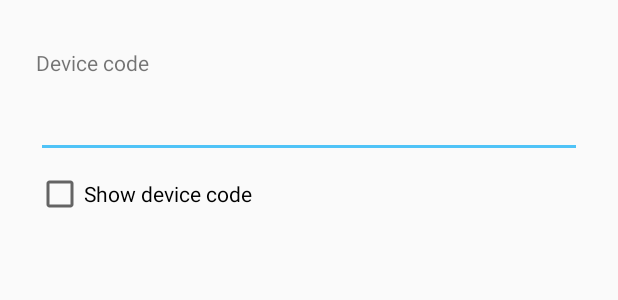
After one commit to xang555/HomethingApp, an Android app: the layout add_smart_device_dialog.xml on its own in the app's theme, with its tools: preview values and no code run, on a phone screen of 412 x 824 dp. The commit adds this screen. Shown: the top 300 px of the screen. Run offline under Robolectric (Android 15) with nearby library versions, the phone set to English and light mode, and no system bars.

Commit message:
# add sharecode

```diff
--- a/app/src/main/java/com/xang/laothing/Activity/BannerActivity.java
+++ b/app/src/main/java/com/xang/laothing/Activity/BannerActivity.java
@@ -53,7 +53,6 @@ public class BannerActivity extends AppCompatActivity {
 
     private void CheckAuthentication(){
 
-
       if (auth.getCurrentUser() !=null){
           //have login
           String uid = auth.getCurrentUser().getUid();
--- a/app/src/main/java/com/xang/laothing/Api/reponse/AddSmartDeviceResponse.java
+++ b/app/src/main/java/com/xang/laothing/Api/reponse/AddSmartDeviceResponse.java
@@ -23,10 +23,10 @@ public class AddSmartDeviceResponse {
         public String sdid;
         @SerializedName("type")
         public int type;
-        @SerializedName("regis")
-        public boolean regis;
         @SerializedName("nicname")
         public String name;
+        @SerializedName("sharecode")
+        public String sharecode;
 
     }
 
--- a/app/src/main/java/com/xang/laothing/Api/reponse/DevicesResponse.java
+++ b/app/src/main/java/com/xang/laothing/Api/reponse/DevicesResponse.java
@@ -25,8 +25,8 @@ public class DevicesResponse {
         public int type;
         @SerializedName("nicname")
         public String nicname;
-        @SerializedName("regis")
-        public boolean regis;
+        @SerializedName("sharecode")
+        public String sharecode;
 
     }
 
--- a/app/src/main/java/com/xang/laothing/Api/request/AddSmartDeviceRequest.java
+++ b/app/src/main/java/com/xang/laothing/Api/request/AddSmartDeviceRequest.java
@@ -10,9 +10,12 @@ public class AddSmartDeviceRequest {
 
     @SerializedName("sdid")
     public String sdid;
+    @SerializedName("sharecode")
+    public String sharecode;
 
-    public AddSmartDeviceRequest(String sdid){
+    public AddSmartDeviceRequest(String sdid, String sharecode){
         this.sdid = sdid;
+        this.sharecode = sharecode;
     }
 
 }
--- a/app/src/main/java/com/xang/laothing/Database/SmartDeviceTable.java
+++ b/app/src/main/java/com/xang/laothing/Database/SmartDeviceTable.java
@@ -12,15 +12,15 @@ public class SmartDeviceTable extends SugarRecord{
 
     @Unique
     public String sdid;
-    public boolean regis;
+    public String sharecode;
     public int type;
     public String name;
 
     public SmartDeviceTable(){}
 
-    public SmartDeviceTable(String sdid, boolean regis , int type, String name){
+    public SmartDeviceTable(String sdid, String sharecode , int type, String name){
         this.sdid = sdid;
-        this.regis = regis;
+        this.sharecode = sharecode;
         this.type = type;
         this.name = name;
     }
--- /dev/null
+++ b/app/src/main/res/layout/add_smart_device_dialog.xml
@@ -0,0 +1,60 @@
+<?xml version="1.0" encoding="utf-8"?>
+<android.support.constraint.ConstraintLayout xmlns:android="http://schemas.android.com/apk/res/android"
+    xmlns:app="http://schemas.android.com/apk/res-auto"
+    xmlns:tools="http://schemas.android.com/tools"
+    android:layout_width="match_parent"
+    android:layout_height="wrap_content"
+    android:layout_margin="16dp"
+    android:orientation="vertical">
+
+    <TextView
+        android:id="@+id/textView6"
+        android:layout_width="wrap_content"
+        android:layout_height="wrap_content"
+        android:layout_marginBottom="8dp"
+        android:layout_marginEnd="8dp"
+        android:layout_marginLeft="8dp"
+        android:layout_marginRight="8dp"
+        android:layout_marginStart="8dp"
+        android:layout_marginTop="16dp"
+        android:text="Device code"
+        app:layout_constraintBottom_toTopOf="@+id/wifi_password"
+        app:layout_constraintHorizontal_bias="0.0"
+        app:layout_constraintLeft_toLeftOf="parent"
+        app:layout_constraintRight_toRightOf="parent"
+        app:layout_constraintTop_toTopOf="parent" />
+
+    <EditText
+        android:id="@+id/sharecode_password"
+        android:layout_width="0dp"
+        android:layout_height="wrap_content"
+        android:layout_marginEnd="8dp"
+        android:layout_marginLeft="8dp"
+        android:layout_marginRight="8dp"
+        android:layout_marginStart="8dp"
+        android:ems="10"
+        android:inputType="textPassword"
+        app:layout_constraintHorizontal_bias="0.0"
+        app:layout_constraintLeft_toLeftOf="parent"
+        app:layout_constraintRight_toRightOf="parent"
+        app:layout_constraintTop_toTopOf="parent"
+        android:layout_marginTop="44dp" />
+
+    <CheckBox
+        android:id="@+id/check_show_password"
+        android:layout_width="wrap_content"
+        android:layout_height="wrap_content"
+        android:layout_marginBottom="8dp"
+        android:layout_marginEnd="8dp"
+        android:layout_marginLeft="8dp"
+        android:layout_marginRight="8dp"
+        android:layout_marginStart="8dp"
+        android:layout_marginTop="8dp"
+        android:text="Show device code"
+        app:layout_constraintBottom_toBottomOf="parent"
+        app:layout_constraintHorizontal_bias="0.0"
+        app:layout_constraintLeft_toLeftOf="parent"
+        app:layout_constraintRight_toRightOf="parent"
+        app:layout_constraintTop_toBottomOf="@+id/sharecode_password" />
+
+</android.support.constraint.ConstraintLayout>
```
Also changed, not shown: app/src/main/java/com/xang/laothing/Activity/MainActivity.java (+63 -9 lines).
